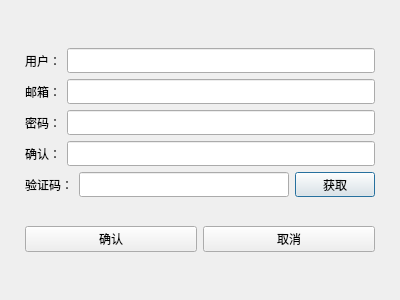
Old version of the form src/register_dialog.ui in the repository irisIsLove/my_chat_client.
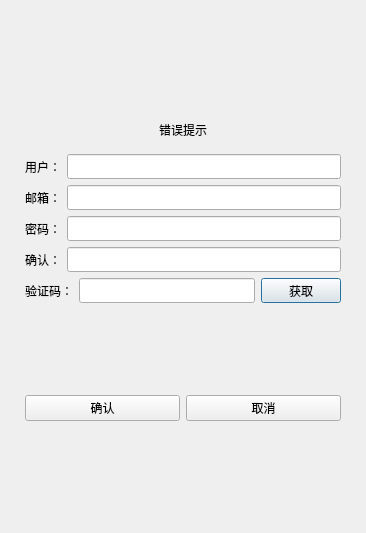
New version of the form.

```diff
--- a/src/register_dialog.ui
+++ b/src/register_dialog.ui
@@ -6,8 +6,8 @@
    <rect>
     <x>0</x>
     <y>0</y>
-    <width>400</width>
-    <height>300</height>
+    <width>366</width>
+    <height>533</height>
    </rect>
   </property>
   <property name="windowTitle">
@@ -45,6 +45,22 @@
            </property>
           </spacer>
          </item>
+         <item>
+          <widget class="QWidget" name="widget" native="true">
+           <layout class="QVBoxLayout" name="verticalLayout_4">
+            <item>
+             <widget class="QLabel" name="lbErrTip">
+              <property name="text">
+               <string>错误提示</string>
+              </property>
+              <property name="alignment">
+               <set>Qt::AlignCenter</set>
+              </property>
+             </widget>
+            </item>
+           </layout>
+          </widget>
+         </item>
          <item>
           <layout class="QHBoxLayout" name="horizontalLayout">
            <item>
```
